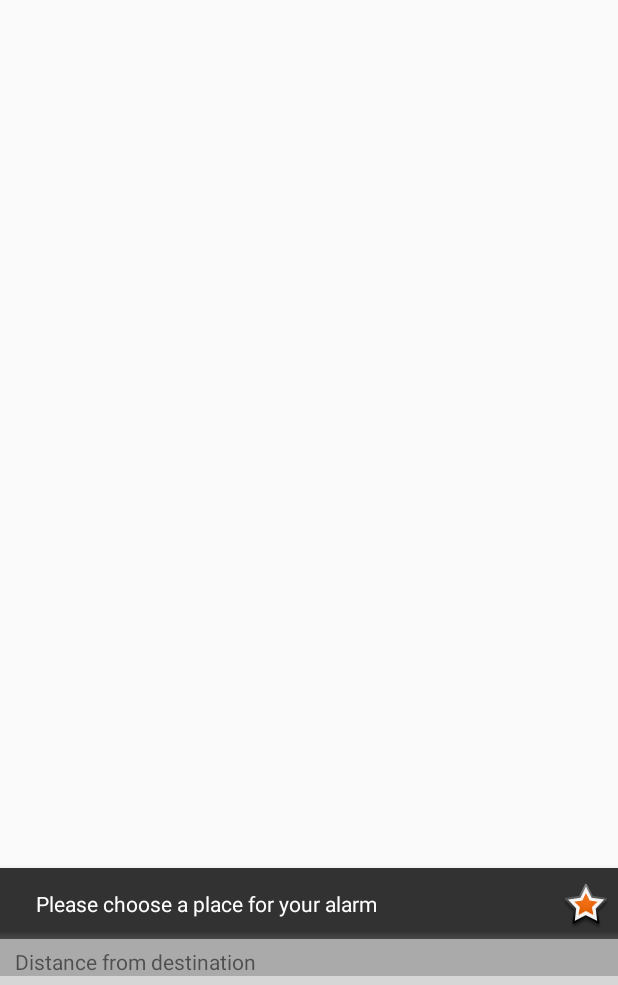
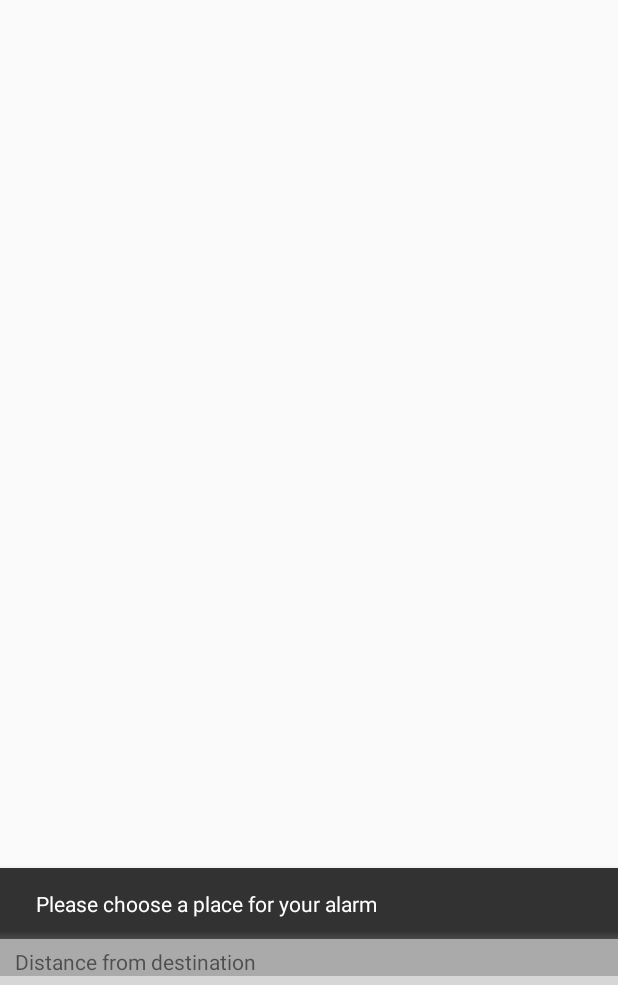
Before and after one commit to agerro/GPSA, an Android app: the screen it shows after launch (MainActivity), after a tap on "TURN ON", on a phone screen of 412 x 824 dp, the part 137-1122 px from its top. Run offline under Robolectric (Android 15) with nearby library versions, the phone set to English and light mode, and no system bars; libraries missing offline, so code that uses them is left out: org.adw.library; plain views replace DiscreteSeekBar; 3 statements that could not run were skipped; 2 other taps on this screen came first; grey boxes are pictures that could not be loaded.

Commit message:
Commit for the 1.6;

```diff
--- a/app/build.gradle
+++ b/app/build.gradle
@@ -7,8 +7,8 @@ android {
         applicationId "se.devner.gpsa"
         minSdkVersion 21
         targetSdkVersion 25
-        versionCode 5
-        versionName "1.4"
+        versionCode 7
+        versionName "1.6"
         testInstrumentationRunner "android.support.test.runner.AndroidJUnitRunner"
     }
     buildTypes {
--- a/app/src/main/java/se/devner/gpsa/LocationCheckerService.java
+++ b/app/src/main/java/se/devner/gpsa/LocationCheckerService.java
@@ -55,7 +55,9 @@ public class LocationCheckerService extends Service {
                 @Override
                 public void onLocationUpdated(Location location) {
                     GPSActivated = true;
-                    currentLocation = new LatLng(location.getLatitude(), location.getLongitude());
+                    if(location != null) {
+                        currentLocation = new LatLng(location.getLatitude(), location.getLongitude());
+                    }
                 }
             });
 
--- a/app/src/main/res/layout/activity_main.xml
+++ b/app/src/main/res/layout/activity_main.xml
@@ -27,16 +27,6 @@
         android:id="@+id/cLayout">
 
     </android.support.design.widget.CoordinatorLayout>
-
-    <ImageView
-        android:layout_width="wrap_content"
-        android:layout_height="wrap_content"
-        app:srcCompat="@android:drawable/star_big_on"
-        android:id="@+id/star"
-        android:layout_above="@+id/bar"
-        android:layout_margin="5dp"
-        android:layout_alignParentLeft="false"
-        android:layout_alignParentRight="true" />
 
     <View
         android:layout_width="fill_parent"
--- a/app/src/main/res/values/strings.xml
+++ b/app/src/main/res/values/strings.xml
@@ -16,7 +16,7 @@
     <string name="add_favorite_dialog_title">Add favorite location</string>
     <string name="add_favorite_dialog_positive">Save</string>
     <string name="add_favorite_dialog_negative">Cancel</string>
-    <string name="map_your_destination">Your destination</string>
+    <string name="map_your_destination">Mark as favorite</string>
     <string name="location_permission_dialog_title">Permission required</string>
     <string name="location_permission_dialog_message">This application needs to access your location in order to work. Give this application permission to use location in your phones settings. REMEMBER to restart the app after you have given it permission to use the phones location.</string>
     <string name="location_persmission_dialog_positive">Open settings</string>
@@ -41,8 +41,15 @@
     <string name="guide_step_4">4. You can use your phone for other stuff when the alarm is active. Killing the application will also kill and remove the alarm.</string>
     <string name="guide_note">NOTE: The alarm is only active for at max 24 hours, then it kills itself!</string>
     <string name="slider_Desc">Distance from destination</string>
-    <string name="guide_favorites">FAVORITES: When you have a destination and a distance selected, you can star a location by clicking the star. By then long pressing the turn on button, you can select one of your starred alarms and start it quickly by pressing it in the list!</string>
+    <string name="guide_favorites">FAVORITES: When you have a destination and a distance selected, you can add a location to your favorites by clicking on the marker. By then long pressing the on button, you can select one of your favorite location and start it quickly by selecting it in the list!</string>
     <string name="snackbar_id_11">Favorite removed</string>
     <string name="fav_clear_button">Erase all favorites</string>
     <string name="no_favorite_status">No favorites</string>
+    <string name="fav_remove_favorite" >Remove</string>
+    <string name="remove_favorite_dialog_negative">No</string>
+    <string name="remove_favorite_dialog_title">Remove favorite?</string>
+    <string name="remove_favorite_dialog_positive">Yes</string>
+    <string name="remove_favorites_dialog_title">Remove all favorites?</string>
+    <string name="snackbar_id_12">No existing favorites</string>
+    <string name="snackbar_id_13">All favorites removed</string>
 </resources>
```
Also changed, not shown: app/src/main/java/se/devner/gpsa/MainActivity.java (+80 -19 lines), app/src/main/res/layout/select_favorite_layout.xml (+13 -5 lines), 2 other files.
